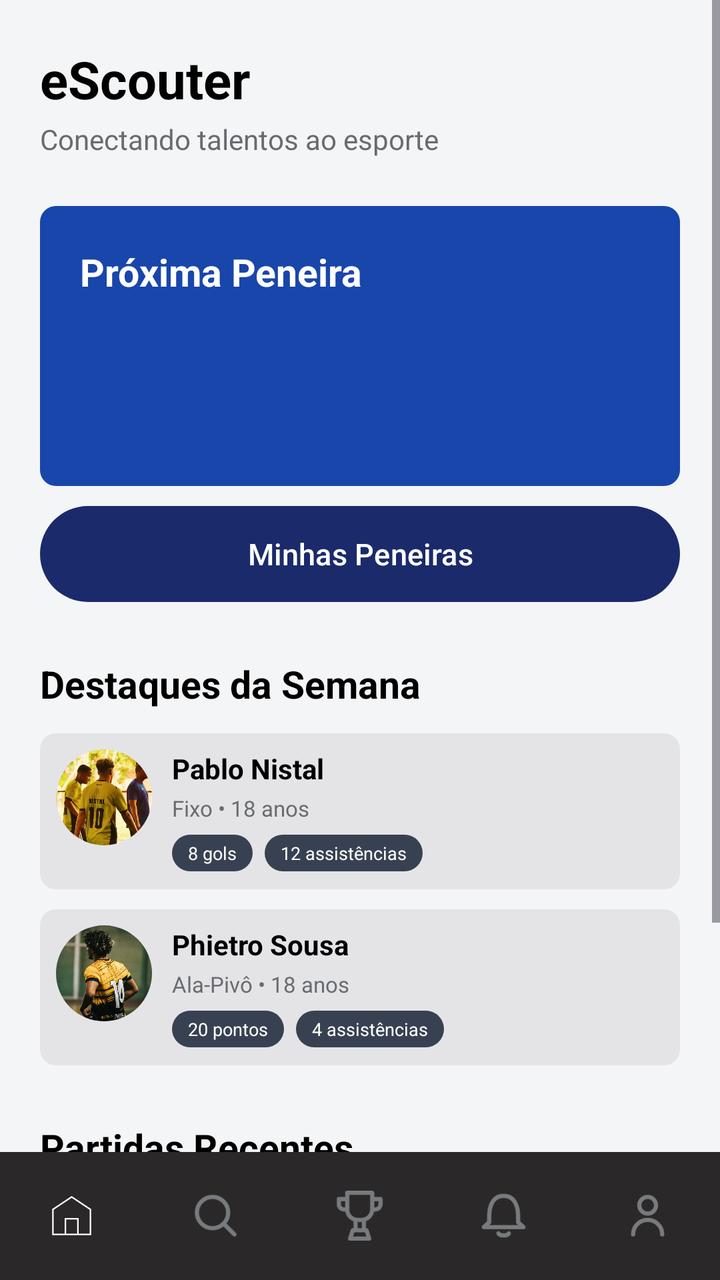
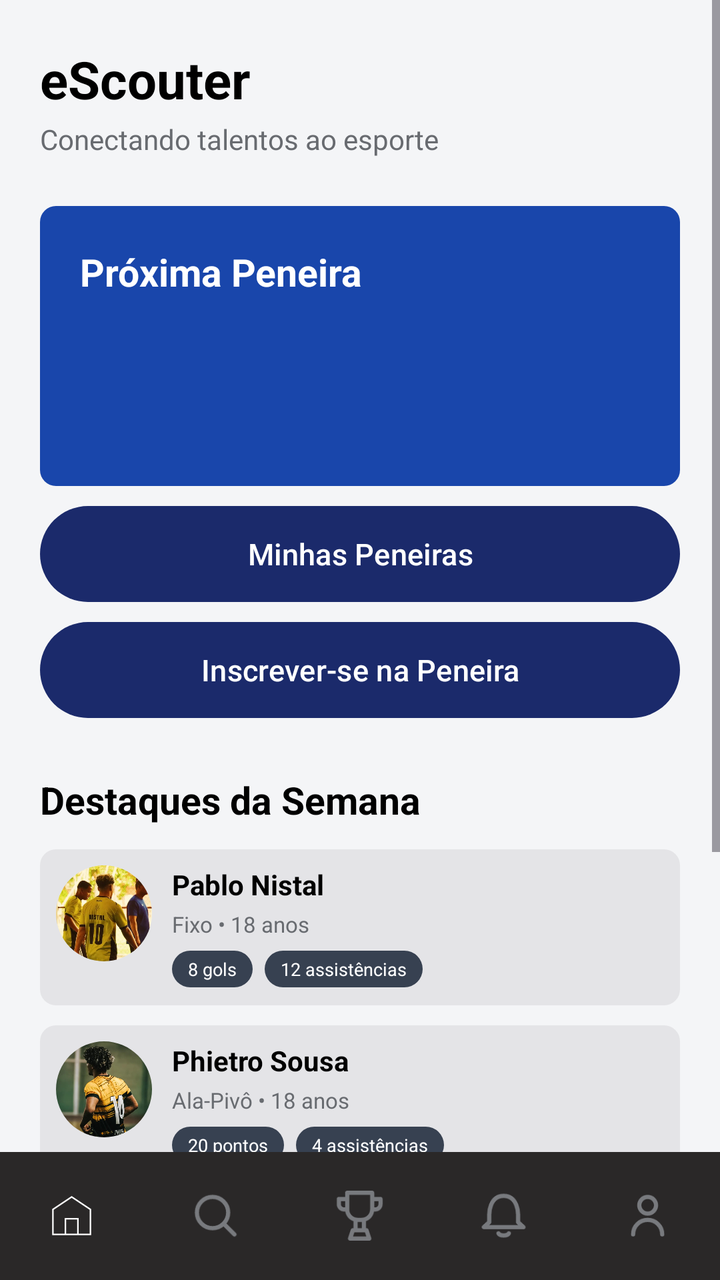

Before-and-after screenshots of an Android layout around one commit, followed by the original layout XML and the change that was made.
<!-- AndroidManifest.xml: application theme Theme.Escouter -->
<!-- res/layout/fragment_home.xml -->
<?xml version="1.0" encoding="utf-8"?>
<androidx.constraintlayout.widget.ConstraintLayout
    xmlns:android="http://schemas.android.com/apk/res/android"
    xmlns:app="http://schemas.android.com/apk/res-auto"
    xmlns:tools="http://schemas.android.com/tools"
    android:layout_width="match_parent"
    android:layout_height="match_parent"
    android:background="@color/background">

    
    <ScrollView
        android:layout_width="0dp"
        android:layout_height="0dp"
        android:fillViewport="true"
        android:clipToPadding="false"
        android:paddingBottom="12dp"
        app:layout_constraintTop_toTopOf="parent"
        app:layout_constraintBottom_toTopOf="@id/bottomNavigation"
        app:layout_constraintStart_toStartOf="parent"
        app:layout_constraintEnd_toEndOf="parent">

        <LinearLayout
            android:layout_width="match_parent"
            android:layout_height="wrap_content"
            android:orientation="vertical"
            android:paddingStart="20dp"
            android:paddingEnd="20dp"
            android:paddingTop="22dp"
            android:paddingBottom="24dp">

            
            <LinearLayout
                android:id="@+id/cabecalho"
                android:layout_width="match_parent"
                android:layout_height="wrap_content"
                android:orientation="vertical">

                <TextView
                    android:layout_width="wrap_content"
                    android:layout_height="wrap_content"
                    android:text="@string/app_name"
                    android:textColor="@color/txtPreto"
                    android:textSize="26sp"
                    android:textStyle="bold" />

                <TextView
                    android:layout_width="wrap_content"
                    android:layout_height="wrap_content"
                    android:layout_marginTop="3dp"
                    android:text="@string/desc_name"
                    android:textColor="@color/txtCinza"
                    android:textSize="14sp" />

            </LinearLayout>

            
            <androidx.constraintlayout.widget.ConstraintLayout
                android:id="@+id/cardPeneira"
                android:layout_width="match_parent"
                android:layout_height="wrap_content"
                android:layout_marginTop="24dp"
                android:background="@drawable/bg_cardpeneira"
                android:minHeight="140dp"
                android:padding="20dp">

                <TextView
                    android:id="@+id/txtPeneira"
                    android:layout_width="wrap_content"
                    android:layout_height="wrap_content"
                    android:text="Próxima Peneira"
                    android:textColor="@color/txtBranco"
                    android:textSize="19sp"
                    android:textStyle="bold"
                    app:layout_constraintStart_toStartOf="parent"
                    app:layout_constraintTop_toTopOf="parent" />

                <TextView
                    android:id="@+id/txtTime"
                    android:layout_width="0dp"
                    android:layout_height="wrap_content"
                    android:layout_marginTop="10dp"
                    android:ellipsize="end"
                    android:maxLines="1"
                    android:textColor="@color/txtBranco"
                    android:textSize="17sp"
                    android:textStyle="bold"
                    app:layout_constraintStart_toStartOf="parent"
                    app:layout_constraintEnd_toEndOf="parent"
                    app:layout_constraintTop_toBottomOf="@id/txtPeneira" />

                <TextView
                    android:id="@+id/txtData"
                    android:layout_width="0dp"
                    android:layout_height="wrap_content"
                    android:layout_marginTop="8dp"
                    android:ellipsize="end"
                    android:maxLines="2"
                    android:textColor="@color/txtBranco"
                    android:textSize="13sp"
                    app:layout_constraintStart_toStartOf="parent"
                    app:layout_constraintEnd_toEndOf="parent"
                    app:layout_constraintTop_toBottomOf="@id/txtTime" />

            </androidx.constraintlayout.widget.ConstraintLayout>

            
            <Button
                android:id="@+id/btnCriarPeneira"
                style="@style/Botao"
                android:layout_width="match_parent"
                android:layout_height="48dp"
                android:layout_marginTop="12dp"
                android:background="@drawable/bg_button_primary"
                android:elevation="0dp"
                android:text="+ Criar Peneira"
                android:textAllCaps="false"
                android:textColor="@color/txtBranco"
                android:textSize="14sp"
                android:textStyle="bold"
                android:visibility="gone"
                tools:visibility="visible" />

            <Button
                android:id="@+id/btnMinhasPeneiras"
                android:layout_width="match_parent"
                android:layout_height="48dp"
                android:layout_marginTop="10dp"
                android:background="@drawable/bg_button_primary"
                android:text="Minhas Peneiras"
                android:textAllCaps="false"
                android:textColor="@color/branco"
                android:textSize="15sp"
                style="@style/Botao" />

            
            <LinearLayout
                android:id="@+id/destaques"
                android:layout_width="match_parent"
                android:layout_height="wrap_content"
                android:layout_marginTop="28dp"
                android:orientation="vertical">

                <TextView
                    android:layout_width="wrap_content"
                    android:layout_height="wrap_content"
                    android:text="Destaques da Semana"
                    android:textColor="@color/txtPreto"
                    android:textSize="19sp"
                    android:textStyle="bold" />

                
                <androidx.constraintlayout.widget.ConstraintLayout
                    android:id="@+id/cardJogador1"
                    android:layout_width="match_parent"
                    android:layout_height="78dp"
                    android:layout_marginTop="12dp"
                    android:background="@drawable/bg_cardhome"
                    android:padding="8dp">

                    <com.google.android.material.imageview.ShapeableImageView
                        android:id="@+id/fotoJogador1"
                        android:layout_width="48dp"
                        android:layout_height="48dp"
                        android:scaleType="centerCrop"
                        android:src="@drawable/foto_jogador"
                        app:layout_constraintStart_toStartOf="parent"
                        app:layout_constraintTop_toTopOf="parent"
                        app:shapeAppearanceOverlay="@style/CircularImage" />

                    <TextView
                        android:id="@+id/nomeJogador1"
                        android:layout_width="0dp"
                        android:layout_height="wrap_content"
                        android:layout_marginStart="10dp"
                        android:text="Pablo Nistal"
                        android:textColor="@color/txtPreto"
                        android:textSize="14sp"
                        android:textStyle="bold"
                        app:layout_constraintStart_toEndOf="@id/fotoJogador1"
                        app:layout_constraintEnd_toEndOf="parent"
                        app:layout_constraintTop_toTopOf="parent" />

                    <TextView
                        android:id="@+id/infoJogador1"
                        android:layout_width="0dp"
                        android:layout_height="wrap_content"
                        android:layout_marginStart="10dp"
                        android:layout_marginTop="3dp"
                        android:text="Fixo • 18 anos"
                        android:textColor="@color/txtCinza"
                        android:textSize="11sp"
                        app:layout_constraintStart_toEndOf="@id/fotoJogador1"
                        app:layout_constraintEnd_toEndOf="parent"
                        app:layout_constraintTop_toBottomOf="@id/nomeJogador1" />

                    <TextView
                        android:id="@+id/golsJogador1"
                        android:layout_width="wrap_content"
                        android:layout_height="wrap_content"
                        android:layout_marginStart="10dp"
                        android:layout_marginTop="6dp"
                        android:background="@drawable/bg_estatistica"
                        android:paddingStart="8dp"
                        android:paddingTop="3dp"
                        android:paddingEnd="8dp"
                        android:paddingBottom="3dp"
                        android:text="8 gols"
                        android:textColor="@color/txtBranco"
                        android:textSize="9sp"
                        app:layout_constraintStart_toEndOf="@id/fotoJogador1"
                        app:layout_constraintTop_toBottomOf="@id/infoJogador1" />

                    <TextView
                        android:id="@+id/assistenciasJogador1"
                        android:layout_width="wrap_content"
                        android:layout_height="wrap_content"
                        android:layout_marginStart="6dp"
                        android:background="@drawable/bg_estatistica"
                        android:paddingStart="8dp"
                        android:paddingTop="3dp"
                        android:paddingEnd="8dp"
                        android:paddingBottom="3dp"
                        android:text="12 assistências"
                        android:textColor="@color/txtBranco"
                        android:textSize="9sp"
                        app:layout_constraintStart_toEndOf="@id/golsJogador1"
                        app:layout_constraintTop_toTopOf="@id/golsJogador1" />

                </androidx.constraintlayout.widget.ConstraintLayout>

                
                <androidx.constraintlayout.widget.ConstraintLayout
                    android:id="@+id/cardJogador2"
                    android:layout_width="match_parent"
                    android:layout_height="78dp"
                    android:layout_marginTop="10dp"
                    android:background="@drawable/bg_cardhome"
                    android:padding="8dp">

                    <com.google.android.material.imageview.ShapeableImageView
                        android:id="@+id/fotoJogador2"
                        android:layout_width="48dp"
                        android:layout_height="48dp"
                        android:scaleType="centerCrop"
                        android:src="@drawable/foto_jogador2"
                        app:layout_constraintStart_toStartOf="parent"
                        app:layout_constraintTop_toTopOf="parent"
                        app:shapeAppearanceOverlay="@style/CircularImage" />

                    <TextView
                        android:id="@+id/nomeJogador2"
                        android:layout_width="0dp"
                        android:layout_height="wrap_content"
                        android:layout_marginStart="10dp"
                        android:text="Phietro Sousa"
                        android:textColor="@color/txtPreto"
                        android:textSize="14sp"
                        android:textStyle="bold"
                        app:layout_constraintStart_toEndOf="@id/fotoJogador2"
                        app:layout_constraintEnd_toEndOf="parent"
                        app:layout_constraintTop_toTopOf="parent" />

                    <TextView
                        android:id="@+id/infoJogador2"
                        android:layout_width="0dp"
                        android:layout_height="wrap_content"
                        android:layout_marginStart="10dp"
                        android:layout_marginTop="3dp"
                        android:text="Ala-Pivô • 18 anos"
                        android:textColor="@color/txtCinza"
                        android:textSize="11sp"
                        app:layout_constraintStart_toEndOf="@id/fotoJogador2"
                        app:layout_constraintEnd_toEndOf="parent"
                        app:layout_constraintTop_toBottomOf="@id/nomeJogador2" />

                    <TextView
                        android:id="@+id/golsJogador2"
                        android:layout_width="wrap_content"
                        android:layout_height="wrap_content"
                        android:layout_marginStart="10dp"
                        android:layout_marginTop="6dp"
                        android:background="@drawable/bg_estatistica"
                        android:paddingStart="8dp"
                        android:paddingTop="3dp"
                        android:paddingEnd="8dp"
                        android:paddingBottom="3dp"
                        android:text="20 pontos"
                        android:textColor="@color/txtBranco"
                        android:textSize="9sp"
                        app:layout_constraintStart_toEndOf="@id/fotoJogador2"
                        app:layout_constraintTop_toBottomOf="@id/infoJogador2" />

                    <TextView
                        android:id="@+id/assistenciasJogador2"
                        android:layout_width="wrap_content"
                        android:layout_height="wrap_content"
                        android:layout_marginStart="6dp"
                        android:background="@drawable/bg_estatistica"
                        android:paddingStart="8dp"
                        android:paddingTop="3dp"
                        android:paddingEnd="8dp"
                        android:paddingBottom="3dp"
                        android:text="4 assistências"
                        android:textColor="@color/txtBranco"
                        android:textSize="9sp"
                        app:layout_constraintStart_toEndOf="@id/golsJogador2"
                        app:layout_constraintTop_toTopOf="@id/golsJogador2" />

                </androidx.constraintlayout.widget.ConstraintLayout>

            </LinearLayout>

            
            <LinearLayout
                android:id="@+id/partidas"
                android:layout_width="match_parent"
                android:layout_height="wrap_content"
                android:layout_marginTop="28dp"
                android:orientation="vertical">

                <TextView
                    android:layout_width="wrap_content"
                    android:layout_height="wrap_content"
                    android:text="Partidas Recentes"
                    android:textColor="@color/txtPreto"
                    android:textSize="19sp"
                    android:textStyle="bold" />

                <androidx.constraintlayout.widget.ConstraintLayout
                    android:id="@+id/cardPartida1"
                    android:layout_width="match_parent"
                    android:layout_height="82dp"
                    android:layout_marginTop="12dp"
                    android:background="@drawable/bg_cardhome"
                    android:padding="10dp">

                    <TextView
                        android:id="@+id/txtInfoPartida"
                        android:layout_width="wrap_content"
                        android:layout_height="wrap_content"
                        android:text="Ontem • Campeonato do Tigrão"
                        android:textColor="@color/txtCinza"
                        android:textSize="10sp"
                        app:layout_constraintStart_toStartOf="parent"
                        app:layout_constraintTop_toTopOf="parent" />

                    <TextView
                        android:id="@+id/txtTimeCasa"
                        android:layout_width="wrap_content"
                        android:layout_height="wrap_content"
                        android:text="União FC"
                        android:textColor="@color/txtPreto"
                        android:textSize="14sp"
                        android:textStyle="bold"
                        app:layout_constraintBottom_toBottomOf="parent"
                        app:layout_constraintStart_toStartOf="parent"
                        app:layout_constraintTop_toTopOf="parent"
                        app:layout_constraintVertical_bias="0.72" />

                    <TextView
                        android:id="@+id/txtPlacar"
                        android:layout_width="wrap_content"
                        android:layout_height="wrap_content"
                        android:text="2 x 1"
                        android:textColor="@color/pontuacoes"
                        android:textSize="16sp"
                        android:textStyle="bold"
                        app:layout_constraintBottom_toBottomOf="@id/txtTimeCasa"
                        app:layout_constraintEnd_toStartOf="@id/txtTimeFora"
                        app:layout_constraintStart_toEndOf="@id/txtTimeCasa"
                        app:layout_constraintTop_toTopOf="@id/txtTimeCasa" />

                    <TextView
                        android:id="@+id/txtTimeFora"
                        android:layout_width="wrap_content"
                        android:layout_height="wrap_content"
                        android:text="Bons Amigos"
                        android:textColor="@color/txtPreto"
                        android:textSize="14sp"
                        android:textStyle="bold"
                        app:layout_constraintBottom_toBottomOf="@id/txtTimeCasa"
                        app:layout_constraintEnd_toEndOf="parent"
                        app:layout_constraintTop_toTopOf="@id/txtTimeCasa" />

                </androidx.constraintlayout.widget.ConstraintLayout>

            </LinearLayout>

        </LinearLayout>
    </ScrollView>

    
    <com.google.android.material.bottomnavigation.BottomNavigationView
        android:id="@+id/bottomNavigation"
        android:layout_width="0dp"
        android:layout_height="64dp"
        android:background="@color/opcoes"
        app:itemActiveIndicatorStyle="@null"
        app:itemIconTint="@color/bottom_nav_color"
        app:itemIconSize="25dp"
        app:labelVisibilityMode="unlabeled"
        app:layout_constraintStart_toStartOf="parent"
        app:layout_constraintEnd_toEndOf="parent"
        app:layout_constraintBottom_toBottomOf="parent"
        app:menu="@menu/bottom_menu" />

</androidx.constraintlayout.widget.ConstraintLayout>
<!-- resources referenced by this layout -->
<resources>
  <color name="background">#F4F5F7</color>
  <color name="branco">#FFFFFF</color>
  <color name="opcoes">#2A2828</color>
  <color name="pontuacoes">#4974D2</color>
  <color name="txtBranco">#FFFFFF</color>
  <color name="txtCinza">#686B70</color>
  <color name="txtPreto">#000000</color>
  <!-- drawable bg_button_primary (drawable) -->
  <?xml version="1.0" encoding="utf-8"?>
  <shape xmlns:android="http://schemas.android.com/apk/res/android"
      android:shape="rectangle">
  
      <solid android:color="#1B2A6B" />
      <corners android:radius="28dp" />
  
  </shape>
  <!-- drawable bg_cardhome (drawable) -->
  <?xml version="1.0" encoding="utf-8"?>
  <shape xmlns:android="http://schemas.android.com/apk/res/android">
  
      <solid android:color="@color/card"/>
  
      <corners android:radius="8dp"/>
  
  </shape>
  <!-- drawable bg_cardpeneira (drawable) -->
  <?xml version="1.0" encoding="utf-8"?>
  <shape xmlns:android="http://schemas.android.com/apk/res/android">
  
      <solid android:color="@color/cardPeneira"/>
  
      <corners android:radius="8dp"/>
  
  </shape>
  <!-- drawable bg_estatistica (drawable) -->
  <?xml version="1.0" encoding="utf-8"?>
  <shape xmlns:android="http://schemas.android.com/apk/res/android">
  
      <solid android:color="#374151"/>
  
      <corners android:radius="20dp"/>
  
  </shape>
  <!-- drawable foto_jogador: jpeg bitmap (drawable, 53254 bytes) -->
  <!-- drawable foto_jogador2: jpeg bitmap (drawable, 66573 bytes) -->
  <string name="app_name">eScouter</string>
  <string name="desc_name">Conectando talentos ao esporte</string>
  <style name="Botao">
          <item name="backgroundTint">@null</item>
      </style>
  <style name="CircularImage">
          <item name="cornerFamily">rounded</item>
          <item name="cornerSize">50%</item>
      </style>
  <style name="Theme.Escouter" parent="Base.Theme.Escouter" />
  <color name="card">#E4E4E7</color>
  <color name="cardPeneira">#1946AB</color>
  <style name="Base.Theme.Escouter" parent="Theme.Material3.DayNight.NoActionBar">
          
          
      </style>
</resources>

<!-- the commit's change to res/layout/fragment_home.xml (unified diff, before → after) -->
@@ -132,6 +132,17 @@
                 android:textSize="15sp"
                 style="@style/Botao" />
 
+            <Button
+                android:id="@+id/btnInscreverPeneira"
+                style="@style/Botao"
+                android:layout_width="match_parent"
+                android:layout_height="48dp"
+                android:layout_marginTop="10dp"
+                android:background="@drawable/bg_button_primary"
+                android:text="Inscrever-se na Peneira"
+                android:textAllCaps="false"
+                android:textColor="@color/txtBranco"
+                android:textSize="15sp" />
             
             <LinearLayout
                 android:id="@+id/destaques"
